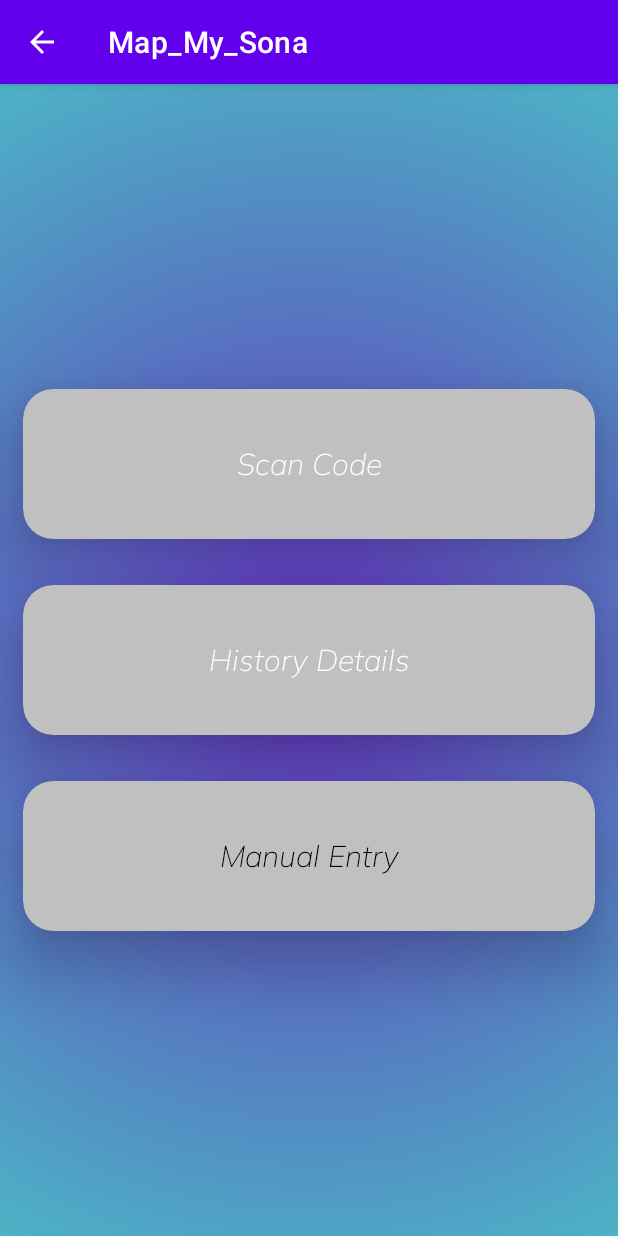
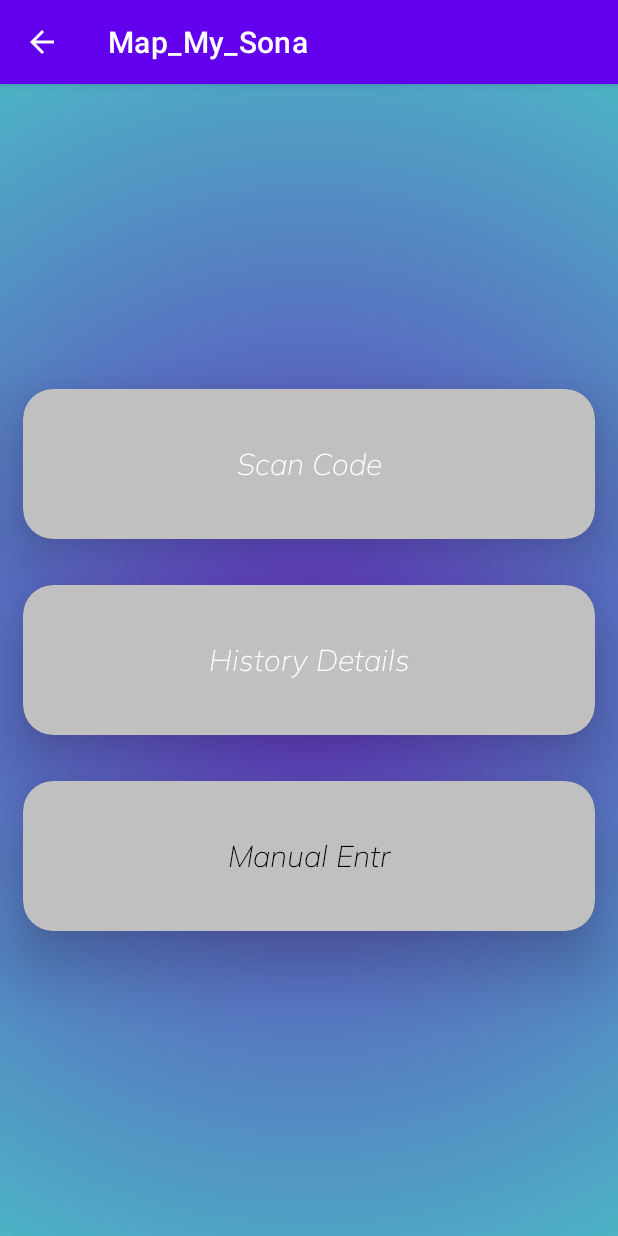
Before and after one commit to Huzair13/tms_client, an Android app: the dashboard screen opened directly, with no data from a screen before it, on a phone screen of 412 x 824 dp. Run offline under Robolectric (Android 15) with nearby library versions, the phone set to English and light mode, and no system bars; Roboto replaces fonts that are not available here.

```diff
--- a/app/src/main/res/layout/activity_dashboard.xml
+++ b/app/src/main/res/layout/activity_dashboard.xml
@@ -92,7 +92,7 @@
       <TextView
           android:layout_width="match_parent"
           android:layout_height="match_parent"
-          android:text="Manual Entry"
+          android:text="Manual Entr"
           android:textSize="20dp"
           android:gravity="center"
           android:textColor="@color/black"
```
